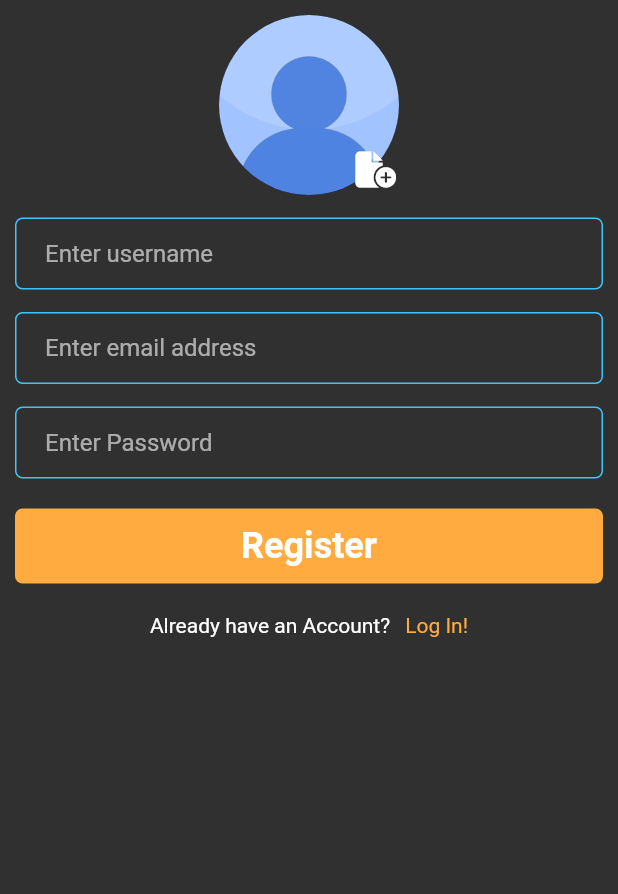
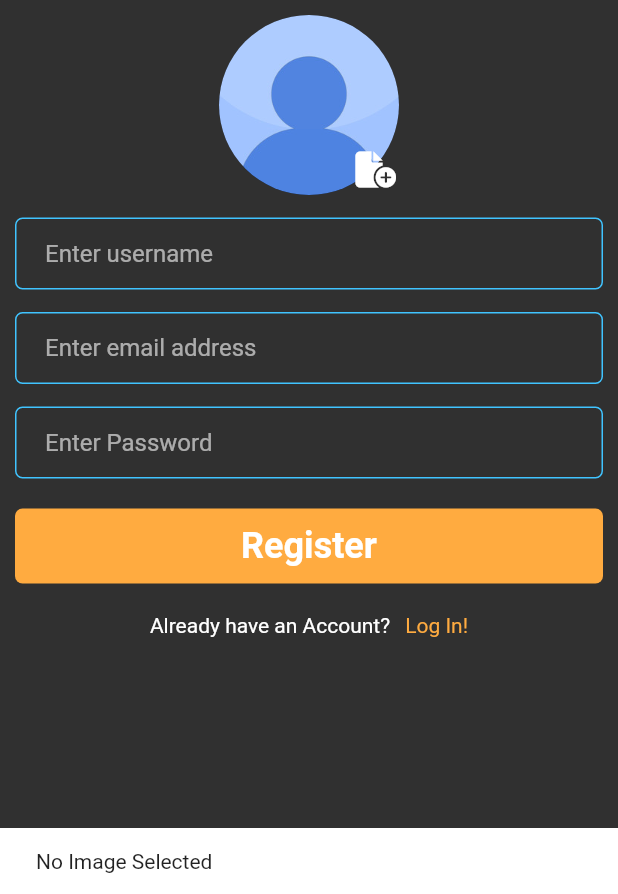
Before and after one commit to doleshorkhadka/Streax-share, a Flutter app: the screen it shows after launch, after a tap on an icon or button, on a phone screen of 412 x 824 dp, the part 342-1236 px from its top. Run offline on Flutter 3.47's test engine with Material 2 defaults, Android fonts, the phone set to English and light mode, and no system bars; our stand-ins replace cloud_firestore, file_picker, firebase_auth, firebase_core, firebase_storage, font_awesome_flutter and 2 more; missing offline and left inert: cloud_firestore_web, firebase_auth_web, firebase_core_web; accounts and stored records are empty; network calls fail.

Commit message:
_firebase_upload_image_finished_

```diff
--- a/lib/constants.dart
+++ b/lib/constants.dart
@@ -1,5 +1,18 @@
+import 'package:cloud_firestore/cloud_firestore.dart';
+import 'package:firebase_auth/firebase_auth.dart';
+import 'package:firebase_storage/firebase_storage.dart';
 import 'package:flutter/material.dart';
+
+import 'controller/authcontroller.dart';
 
 double kbottomWidth = 55;
 
 Color kbuttonColor = Colors.orangeAccent;
+
+// FIREBASE
+var firebaseAuth = FirebaseAuth.instance;
+var firebaseStorage = FirebaseStorage.instance;
+var firestore = FirebaseFirestore.instance;
+
+// CONTROLLER
+var authController = AuthController.instance;
--- a/lib/main.dart
+++ b/lib/main.dart
@@ -1,15 +1,14 @@
 import 'package:firebase_core/firebase_core.dart';
 import 'package:flutter/material.dart';
-import 'package:get/get.dart';
-import 'package:streax_share/controller/authcontroller.dart';
 
 import 'package:streax_share/routes.dart';
 
 void main() async {
   WidgetsFlutterBinding.ensureInitialized();
-  await Firebase.initializeApp().then((value) {
-    Get.put(AuthController());
-  });
+  await Firebase.initializeApp();
+  // .then((value) {
+  //   AuthController();
+  // });
   runApp(const MyUI());
 }
 
@@ -18,7 +17,7 @@ class MyUI extends StatelessWidget {
 
   @override
   Widget build(BuildContext context) {
-    return GetMaterialApp(
+    return MaterialApp(
       initialRoute: RoutesManager.register,
       debugShowCheckedModeBanner: false,
       theme: ThemeData.dark(),
--- a/lib/view/auth/login.dart
+++ b/lib/view/auth/login.dart
@@ -6,7 +6,6 @@ import 'package:streax_share/routes.dart';
 
 class LoginScreen extends StatelessWidget {
   LoginScreen({Key? key}) : super(key: key);
-
   TextEditingController _emailcontroller = TextEditingController();
   TextEditingController _passwordcontroller = TextEditingController();
 
--- a/lib/view/auth/register.dart
+++ b/lib/view/auth/register.dart
@@ -3,10 +3,11 @@
 import 'dart:io' as io;
 
 import 'package:file_picker/file_picker.dart';
+import 'package:firebase_auth/firebase_auth.dart';
 import 'package:flutter/material.dart';
 import 'package:font_awesome_flutter/font_awesome_flutter.dart';
-import 'package:get/route_manager.dart';
 import 'package:streax_share/constants.dart';
+import 'package:streax_share/model%20/user.dart' as model;
 import 'package:streax_share/routes.dart';
 
 class RegisterScreen extends StatefulWidget {
@@ -21,7 +22,6 @@ class _RegisterScreenState extends State<RegisterScreen> {
   TextEditingController _emailcontroller = TextEditingController();
   TextEditingController _usernamecontroller = TextEditingController();
   TextEditingController _passwordcontroller = TextEditingController();
-
   bool _isImageUploaded = false;
 
   @override
@@ -74,7 +74,16 @@ class _RegisterScreenState extends State<RegisterScreen> {
             SizedBox(
               height: 20,
             ),
-            submitButton(),
+            submitButton(ontap: () async {
+              authController.registerUser(
+                email: _emailcontroller.value.text,
+                username: _usernamecontroller.value.text,
+                password: _passwordcontroller.value.text,
+                image: _image!,
+              );
+
+              print('Uploading Finished ........');
+            }),
             SizedBox(
               height: 20,
             ),
@@ -138,13 +147,24 @@ class _RegisterScreenState extends State<RegisterScreen> {
       type: FileType.custom,
       allowedExtensions: ['png', 'jpg', 'jpeg'],
     );
+
     if (image != null) {
-      Get.snackbar('Success !', 'Image Uploaded');
+      setState(() {
+        _image = image.files.first;
+        _isImageUploaded = true;
+      });
+      notificationBox('Image Uploaded');
     }
-    setState(() {
-      _image = image!.files.first;
-      _isImageUploaded = true;
-    });
+    if (image == null) {
+      notificationBox('No Image Selected');
+      return null;
+    }
+  }
+
+  ScaffoldFeatureController<SnackBar, SnackBarClosedReason> notificationBox(
+      String message) {
+    return ScaffoldMessenger.of(context)
+        .showSnackBar(SnackBar(content: Text(message)));
   }
 
   Widget submitButton({VoidCallback? ontap}) {
```
Also changed, not shown: lib/controller/authcontroller.dart (+56 -3 lines), lib/generated_plugin_registrant.dart (added, +25 -0 lines), lib/model /user.dart (added, +28 -0 lines), pubspec.yaml (+6 -4 lines), 1 other file.
